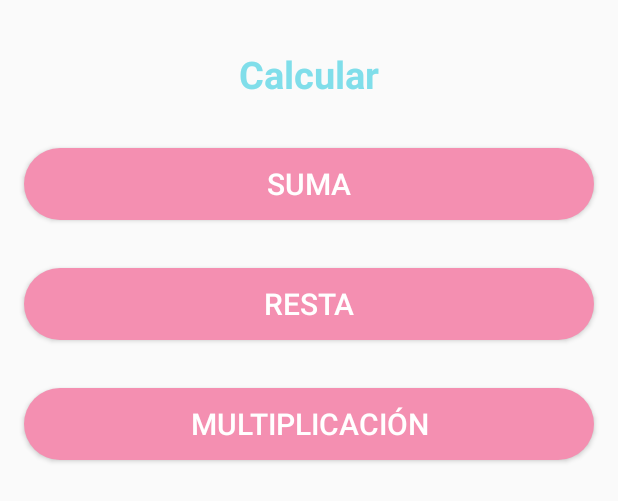
After one commit to Aline2908/Examen_1, an Android app: the layout fragment_home.xml on its own in the app's theme, with its tools: preview values and no code run, on a phone screen of 412 x 824 dp. The commit adds this screen. Shown: the top 501 px of the screen. Run offline under Robolectric (Android 15) with nearby library versions, the phone set to English and light mode, and no system bars.

Commit message:
Home conected

```diff
--- /dev/null
+++ b/app/src/main/res/layout/fragment_home.xml
@@ -0,0 +1,75 @@
+<?xml version="1.0" encoding="utf-8"?>
+<layout xmlns:android="http://schemas.android.com/apk/res/android"
+    xmlns:app="http://schemas.android.com/apk/res-auto">
+
+    <data>
+
+    </data>
+
+    <androidx.constraintlayout.widget.ConstraintLayout
+        android:layout_width="match_parent"
+        android:layout_height="match_parent">
+
+        <TextView
+            android:id="@+id/textview_calculate"
+            android:layout_width="match_parent"
+            android:layout_height="wrap_content"
+            android:layout_marginStart="16dp"
+            android:layout_marginTop="32dp"
+            android:layout_marginEnd="16dp"
+            android:gravity="center"
+            android:text="@string/home_calculate"
+            android:textColor="@color/colorPrimary"
+            android:textSize="25sp"
+            android:textStyle="bold"
+            app:layout_constraintEnd_toEndOf="parent"
+            app:layout_constraintStart_toStartOf="parent"
+            app:layout_constraintTop_toTopOf="parent" />
+
+        <Button
+            android:id="@+id/button_plus"
+            android:layout_width="match_parent"
+            android:layout_height="wrap_content"
+            android:layout_marginStart="16dp"
+            android:layout_marginTop="32dp"
+            android:layout_marginEnd="16dp"
+            android:background="@drawable/bg_button_operations"
+            android:text="@string/home_plus"
+            android:textColor="@android:color/white"
+            android:textSize="20sp"
+            app:layout_constraintEnd_toEndOf="parent"
+            app:layout_constraintStart_toStartOf="parent"
+            app:layout_constraintTop_toBottomOf="@id/textview_calculate" />
+
+        <Button
+            android:id="@+id/button_subtraction"
+            android:layout_width="match_parent"
+            android:layout_height="wrap_content"
+            android:layout_marginStart="16dp"
+            android:layout_marginTop="32dp"
+            android:layout_marginEnd="16dp"
+            android:background="@drawable/bg_button_operations"
+            android:text="@string/home_subtraction"
+            android:textColor="@android:color/white"
+            android:textSize="20sp"
+            app:layout_constraintEnd_toEndOf="parent"
+            app:layout_constraintStart_toStartOf="parent"
+            app:layout_constraintTop_toBottomOf="@id/button_plus" />
+
+        <Button
+            android:id="@+id/button_multiplication"
+            android:layout_width="match_parent"
+            android:layout_height="wrap_content"
+            android:layout_marginStart="16dp"
+            android:layout_marginTop="32dp"
+            android:layout_marginEnd="16dp"
+            android:background="@drawable/bg_button_operations"
+            android:text="@string/home_multiplication"
+            android:textColor="@android:color/white"
+            android:textSize="20sp"
+            app:layout_constraintEnd_toEndOf="parent"
+            app:layout_constraintStart_toStartOf="parent"
+            app:layout_constraintTop_toBottomOf="@id/button_subtraction" />
+
+    </androidx.constraintlayout.widget.ConstraintLayout>
+</layout>
```
Also changed, not shown: app/src/main/java/com/ram/examen/ui/activity/home/HomeActivity.kt (+10 -1 lines), app/src/main/java/com/ram/examen/ui/activity/home/fragment/HomeFragment.kt (+6 -1 lines), app/src/main/res/layout/activity_home.xml (+0 -59 lines).
